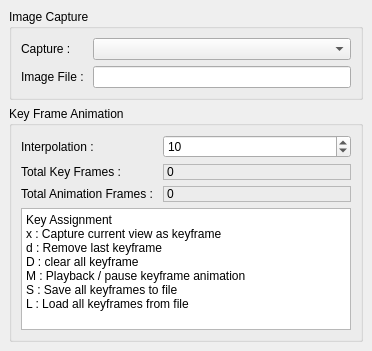
Above: Client/Widgets/AnimationControl.ui from CCSEPBVR/CS-IS-PBVR before the change. Below: the same form after it.
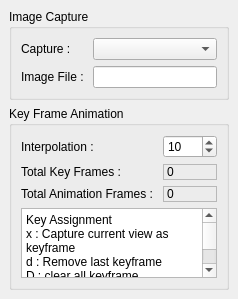
That is the form after the change.

```diff
--- a/Client/Widgets/AnimationControl.ui
+++ b/Client/Widgets/AnimationControl.ui
@@ -6,8 +6,8 @@
    <rect>
     <x>0</x>
     <y>0</y>
-    <width>372</width>
-    <height>351</height>
+    <width>176</width>
+    <height>263</height>
    </rect>
   </property>
   <property name="windowTitle">
@@ -136,14 +136,14 @@
 hr { height: 1px; border-width: 0; }
 li.unchecked::marker { content: &quot;\2610&quot;; }
 li.checked::marker { content: &quot;\2612&quot;; }
-&lt;/style&gt;&lt;/head&gt;&lt;body style=&quot; font-family:'.AppleSystemUIFont'; font-size:13pt; font-weight:400; font-style:normal;&quot;&gt;
-&lt;p style=&quot; margin-top:0px; margin-bottom:0px; margin-left:0px; margin-right:0px; -qt-block-indent:0; text-indent:0px;&quot;&gt;&lt;span style=&quot; font-family:'Yu Gothic UI'; font-size:9pt;&quot;&gt;Key Assignment&lt;/span&gt;&lt;/p&gt;
-&lt;p style=&quot; margin-top:0px; margin-bottom:0px; margin-left:0px; margin-right:0px; -qt-block-indent:0; text-indent:0px;&quot;&gt;&lt;span style=&quot; font-family:'Yu Gothic UI'; font-size:9pt;&quot;&gt;x : Capture current view as keyframe&lt;/span&gt;&lt;/p&gt;
-&lt;p style=&quot; margin-top:0px; margin-bottom:0px; margin-left:0px; margin-right:0px; -qt-block-indent:0; text-indent:0px;&quot;&gt;&lt;span style=&quot; font-family:'Yu Gothic UI'; font-size:9pt;&quot;&gt;d : Remove last keyframe&lt;/span&gt;&lt;/p&gt;
-&lt;p style=&quot; margin-top:0px; margin-bottom:0px; margin-left:0px; margin-right:0px; -qt-block-indent:0; text-indent:0px;&quot;&gt;&lt;span style=&quot; font-family:'Yu Gothic UI'; font-size:9pt;&quot;&gt;D : clear all keyframe&lt;/span&gt;&lt;/p&gt;
-&lt;p style=&quot; margin-top:0px; margin-bottom:0px; margin-left:0px; margin-right:0px; -qt-block-indent:0; text-indent:0px;&quot;&gt;&lt;span style=&quot; font-family:'Yu Gothic UI'; font-size:9pt;&quot;&gt;M : Playback / pause keyframe animation&lt;/span&gt;&lt;/p&gt;
-&lt;p style=&quot; margin-top:0px; margin-bottom:0px; margin-left:0px; margin-right:0px; -qt-block-indent:0; text-indent:0px;&quot;&gt;&lt;span style=&quot; font-family:'Yu Gothic UI'; font-size:9pt;&quot;&gt;S : Save all keyframes to file&lt;/span&gt;&lt;/p&gt;
-&lt;p style=&quot; margin-top:0px; margin-bottom:0px; margin-left:0px; margin-right:0px; -qt-block-indent:0; text-indent:0px;&quot;&gt;&lt;span style=&quot; font-family:'Yu Gothic UI'; font-size:9pt;&quot;&gt;L : Load all keyframes from file&lt;/span&gt;&lt;/p&gt;&lt;/body&gt;&lt;/html&gt;</string>
+&lt;/style&gt;&lt;/head&gt;&lt;body style=&quot; font-family:'Yu Gothic UI'; font-size:9pt; font-weight:400; font-style:normal;&quot;&gt;
+&lt;p style=&quot; margin-top:0px; margin-bottom:0px; margin-left:0px; margin-right:0px; -qt-block-indent:0; text-indent:0px;&quot;&gt;Key Assignment&lt;/p&gt;
+&lt;p style=&quot; margin-top:0px; margin-bottom:0px; margin-left:0px; margin-right:0px; -qt-block-indent:0; text-indent:0px;&quot;&gt;x : Capture current view as keyframe&lt;/p&gt;
+&lt;p style=&quot; margin-top:0px; margin-bottom:0px; margin-left:0px; margin-right:0px; -qt-block-indent:0; text-indent:0px;&quot;&gt;d : Remove last keyframe&lt;/p&gt;
+&lt;p style=&quot; margin-top:0px; margin-bottom:0px; margin-left:0px; margin-right:0px; -qt-block-indent:0; text-indent:0px;&quot;&gt;D : clear all keyframe&lt;/p&gt;
+&lt;p style=&quot; margin-top:0px; margin-bottom:0px; margin-left:0px; margin-right:0px; -qt-block-indent:0; text-indent:0px;&quot;&gt;M : Playback / pause keyframe animation&lt;/p&gt;
+&lt;p style=&quot; margin-top:0px; margin-bottom:0px; margin-left:0px; margin-right:0px; -qt-block-indent:0; text-indent:0px;&quot;&gt;S : Save all keyframes to file&lt;/p&gt;
+&lt;p style=&quot; margin-top:0px; margin-bottom:0px; margin-left:0px; margin-right:0px; -qt-block-indent:0; text-indent:0px;&quot;&gt;L : Load all keyframes from file&lt;/p&gt;&lt;/body&gt;&lt;/html&gt;</string>
          </property>
         </widget>
        </item>
```
